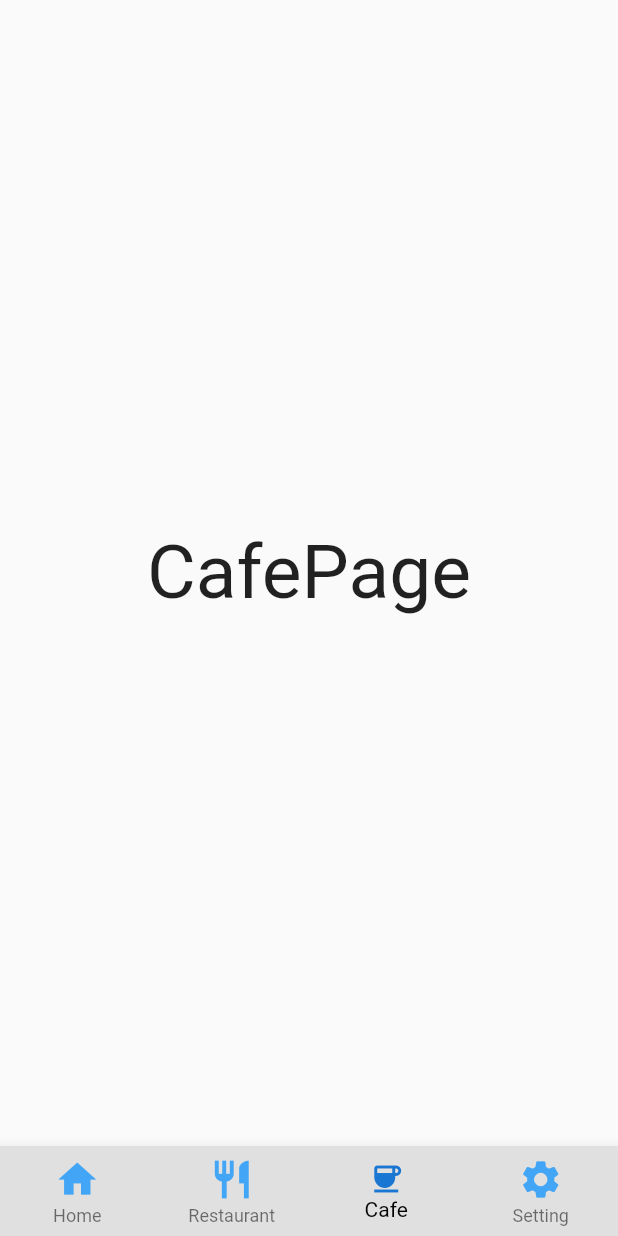
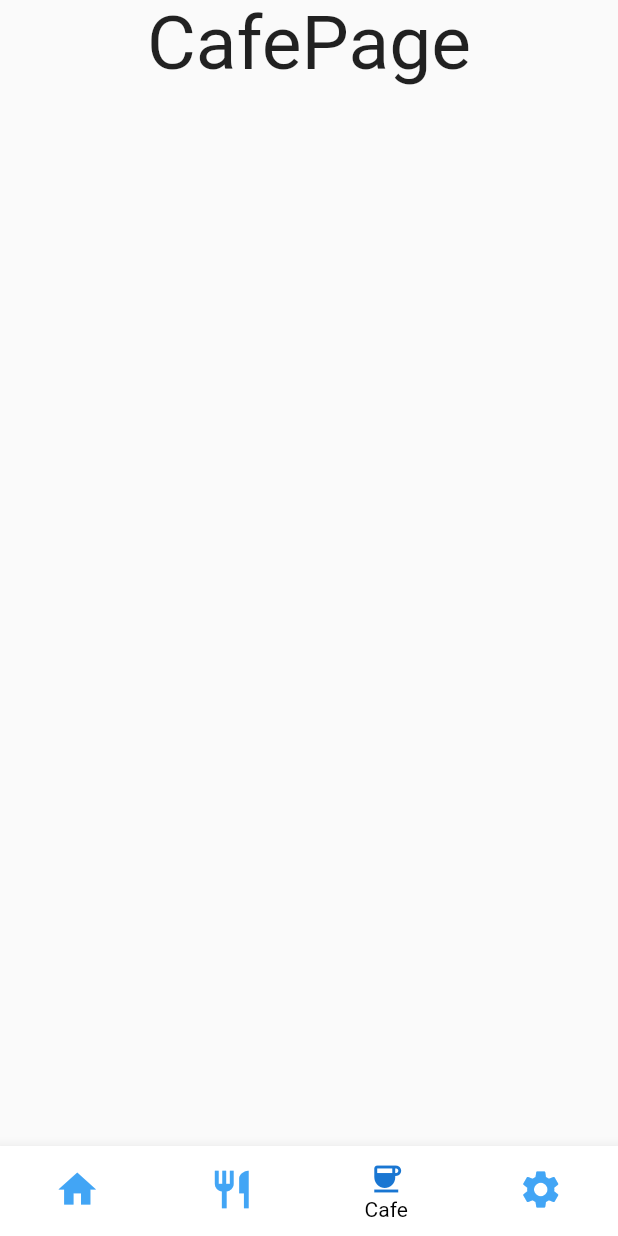
Before and after one commit to MintKangaroo/Food_Information_APP, a Flutter app: the CafePage screen opened by its route, on a phone screen of 412 x 824 dp. Run offline on Flutter 3.47's test engine with Material 2 defaults, Android fonts, the phone set to English and light mode, and no system bars.

Commit message:
라이프사이클 정리

```diff
--- a/food_information_app_project/lib/CafePage.dart
+++ b/food_information_app_project/lib/CafePage.dart
@@ -16,7 +16,12 @@ class _CafePageState extends State<CafePage> {
       setState(() {
         _selectedIndex = index;
       });
-    } else {
+    }
+    else if (index == 1) {
+      _selectedIndex = index;
+      Navigator.pop(context);
+    }
+    else {
       setState(() {
         _selectedIndex = index;
         Navigator.popAndPushNamed(context, _children[index]);
@@ -28,14 +33,17 @@ class _CafePageState extends State<CafePage> {
   Widget build(BuildContext context) {
     return SafeArea(
       child: Scaffold(
-        body: Center(
-            child: Text(
-          "CafePage",
-          style: TextStyle(fontSize: 50),
-        )),
+        body: SingleChildScrollView(
+          child: Center(
+              child: Text(
+            "CafePage",
+            style: TextStyle(fontSize: 50),
+          )),
+        ),
         bottomNavigationBar: BottomNavigationBar(
+          showUnselectedLabels: false,
           type: BottomNavigationBarType.fixed,
-          backgroundColor: Colors.grey[300],
+          backgroundColor: Colors.white,
           currentIndex: _selectedIndex,
           onTap: (_onItemTapped),
           selectedItemColor: Colors.black,
--- a/food_information_app_project/lib/MainPage.dart
+++ b/food_information_app_project/lib/MainPage.dart
@@ -327,7 +327,7 @@ class _MainPageState extends State<MainPage> {
       ),
       bottomNavigationBar: BottomNavigationBar(
         type: BottomNavigationBarType.fixed,
-        backgroundColor: Colors.grey[300],
+        backgroundColor: Colors.white,
         currentIndex: _selectedIndex,
         onTap: (_onItemTapped),
         showUnselectedLabels: false,
--- a/food_information_app_project/lib/MyPage.dart
+++ b/food_information_app_project/lib/MyPage.dart
@@ -9,7 +9,8 @@ class MyPage extends StatelessWidget {
     var displayHeight = MediaQuery.of(context).size.height;
     return SafeArea(
         child: Scaffold(
-      body: Column(
+      body: SingleChildScrollView(
+        child: Column(
           children: [
             Padding(
               padding: const EdgeInsets.only(top: 50),
@@ -136,6 +137,7 @@ class MyPage extends StatelessWidget {
             ),
           ],
         ),
+      ),
     ));
   }
 }
```
Also changed, not shown: food_information_app_project/lib/RestaurantPage.dart (+16 -7 lines), food_information_app_project/lib/Setting.dart (+8 -2 lines). Lines whose indentation alone changed are shown as unchanged.
